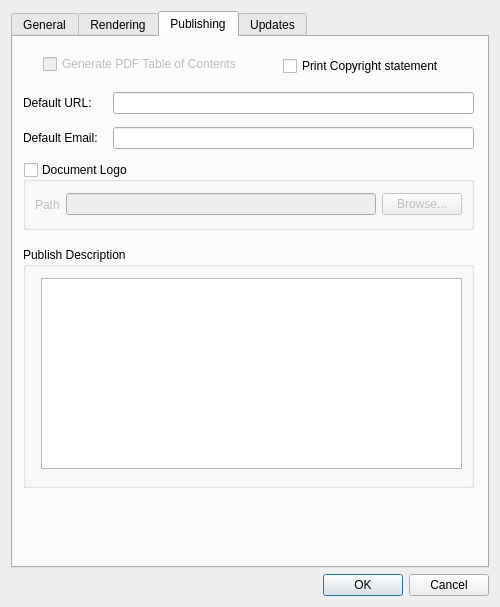
Old version of the form mainApp/preferences.ui in the repository trevorsandy/lpub3d.
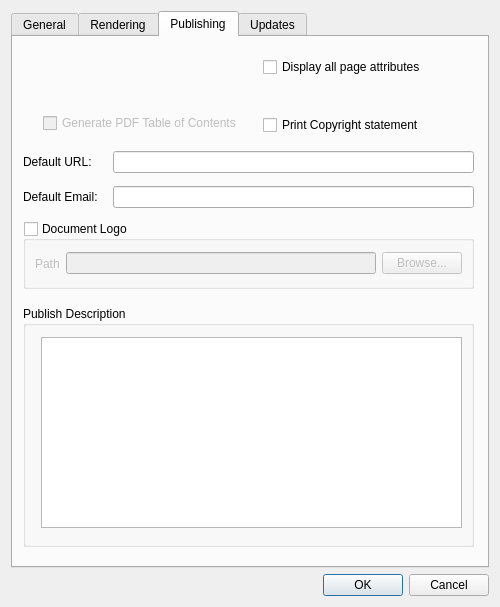
New version of the form.

Commit message: Page Attribute Item (Publishing) 6th Pass (Add single-source display all attributes)

The edit to the form file:
```diff
--- a/mainApp/preferences.ui
+++ b/mainApp/preferences.ui
@@ -670,7 +670,7 @@
        <property name="geometry">
         <rect>
          <x>28</x>
-         <y>241</y>
+         <y>300</y>
          <width>421</width>
          <height>191</height>
         </rect>
@@ -683,7 +683,7 @@
        <property name="geometry">
         <rect>
          <x>10</x>
-         <y>125</y>
+         <y>184</y>
          <width>451</width>
          <height>68</height>
         </rect>
@@ -737,7 +737,7 @@
        <property name="geometry">
         <rect>
          <x>10</x>
-         <y>210</y>
+         <y>269</y>
          <width>451</width>
          <height>241</height>
         </rect>
@@ -753,7 +753,7 @@
        <property name="geometry">
         <rect>
          <x>30</x>
-         <y>17</y>
+         <y>76</y>
          <width>211</width>
          <height>20</height>
         </rect>
@@ -766,7 +766,7 @@
        <property name="geometry">
         <rect>
          <x>10</x>
-         <y>55</y>
+         <y>114</y>
          <width>81</width>
          <height>22</height>
         </rect>
@@ -782,7 +782,7 @@
        <property name="geometry">
         <rect>
          <x>100</x>
-         <y>55</y>
+         <y>114</y>
          <width>361</width>
          <height>22</height>
         </rect>
@@ -792,7 +792,7 @@
        <property name="geometry">
         <rect>
          <x>10</x>
-         <y>90</y>
+         <y>149</y>
          <width>81</width>
          <height>22</height>
         </rect>
@@ -808,7 +808,7 @@
        <property name="geometry">
         <rect>
          <x>100</x>
-         <y>90</y>
+         <y>149</y>
          <width>361</width>
          <height>22</height>
         </rect>
@@ -817,9 +817,9 @@
       <widget class="QCheckBox" name="publishCopyright_Chk">
        <property name="geometry">
         <rect>
-         <x>270</x>
-         <y>19</y>
-         <width>171</width>
+         <x>250</x>
+         <y>78</y>
+         <width>211</width>
          <height>20</height>
         </rect>
        </property>
@@ -827,6 +827,22 @@
         <string>Print Copyright statement</string>
        </property>
       </widget>
+      <widget class="QCheckBox" name="displayAllAttributes_Chk">
+       <property name="geometry">
+        <rect>
+         <x>250</x>
+         <y>20</y>
+         <width>211</width>
+         <height>20</height>
+        </rect>
+       </property>
+       <property name="toolTip">
+        <string>Display all checked or enabled page attributes </string>
+       </property>
+       <property name="text">
+        <string>Display all page attributes</string>
+       </property>
+      </widget>
       <zorder>publishDescriptionBox</zorder>
       <zorder>publishDescriptionEdit</zorder>
       <zorder>publishLogoBox</zorder>
```
Left out of the diff: 1 changed line with no effect on the pictures. The commit also changes 7 other files.
